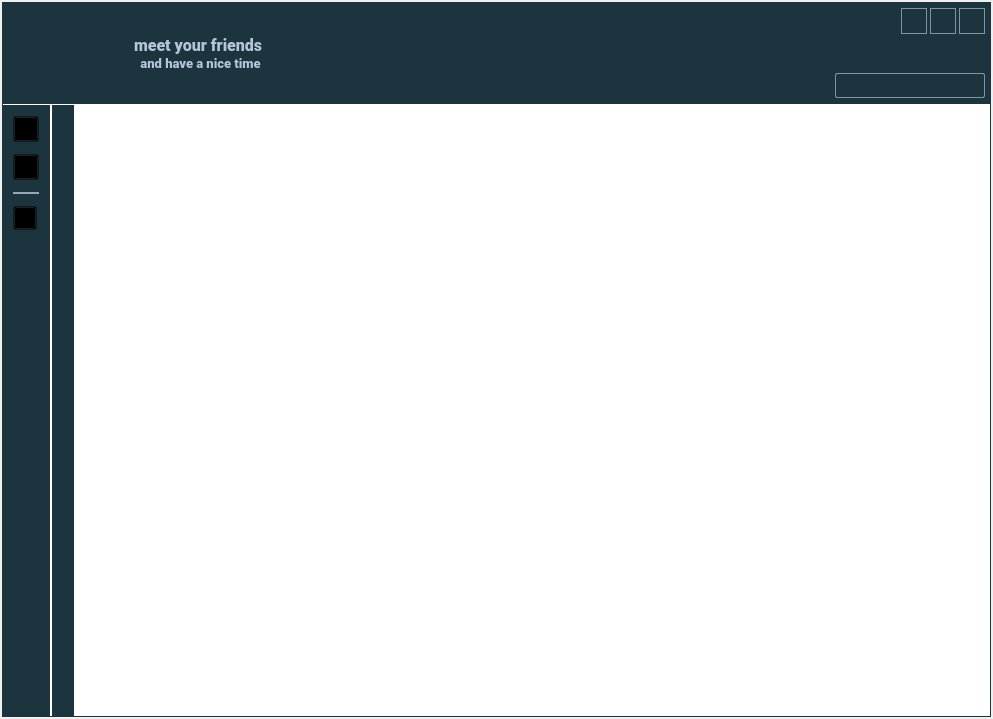
botorabi/Meet4Eat-Desktop, file src/app/gui/forms/mainwindow.ui: the form before one commit.
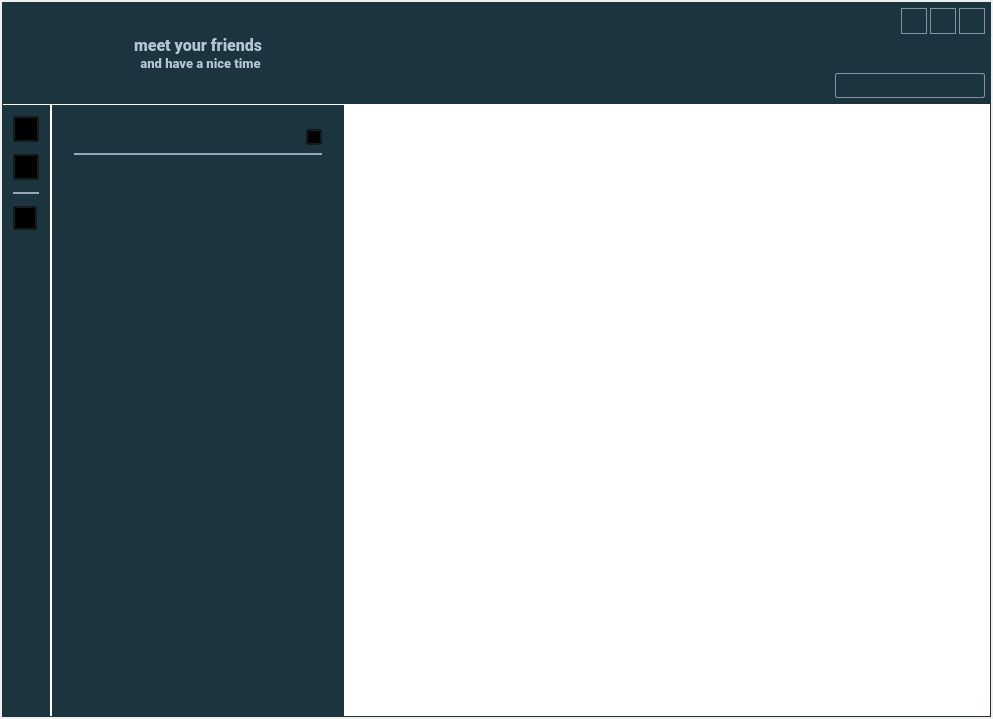
The form after the commit. Icons and pictures are not drawn.

Commit message: Desktop Clients: UI improvement

What changed in the file:
```diff
--- a/src/app/gui/forms/mainwindow.ui
+++ b/src/app/gui/forms/mainwindow.ui
@@ -586,7 +586,88 @@
   background-color: rgb(28,52,62);
 }</string>
                </property>
-               <layout class="QVBoxLayout" name="verticalLayout_10" stretch="0,1">
+               <layout class="QVBoxLayout" name="verticalLayout_10" stretch="0,0,1">
+                <item>
+                 <widget class="QWidget" name="widgetSubMenuHead" native="true">
+                  <property name="minimumSize">
+                   <size>
+                    <width>270</width>
+                    <height>30</height>
+                   </size>
+                  </property>
+                  <layout class="QVBoxLayout" name="verticalLayout_13">
+                   <item>
+                    <layout class="QVBoxLayout" name="verticalLayout_11">
+                     <item>
+                      <layout class="QHBoxLayout" name="horizontalLayout_5">
+                       <item>
+                        <spacer name="horizontalSpacer_4">
+                         <property name="orientation">
+                          <enum>Qt::Horizontal</enum>
+                         </property>
+                         <property name="sizeHint" stdset="0">
+                          <size>
+                           <width>40</width>
+                           <height>20</height>
+                          </size>
+                         </property>
+                        </spacer>
+                       </item>
+                       <item>
+                        <widget class="QPushButton" name="pushButtonNewEvent">
+                         <property name="minimumSize">
+                          <size>
+                           <width>16</width>
+                           <height>16</height>
+                          </size>
+                         </property>
+                         <property name="maximumSize">
+                          <size>
+                           <width>16</width>
+                           <height>16</height>
+                          </size>
+                         </property>
+                         <property name="styleSheet">
+                          <string notr="true">QPushButton {
+  background: transparent;
+  border-image: url(:/icon-user.png);
+}
+QPushButton:hover {
+  background-color: white;
+  border: 1px solid rgb(115, 210, 22);
+  border-radius:  4px;
+}</string>
+                         </property>
+                        </widget>
+                       </item>
+                      </layout>
+                     </item>
+                     <item>
+                      <widget class="QLabel" name="label_2">
+                       <property name="minimumSize">
+                        <size>
+                         <width>0</width>
+                         <height>2</height>
+                        </size>
+                       </property>
+                       <property name="maximumSize">
+                        <size>
+                         <width>16777215</width>
+                         <height>2</height>
+                        </size>
+                       </property>
+                       <property name="styleSheet">
+                        <string notr="true">QLabel {
+  background-color: rgb(151,167, 187);
+}</string>
+                       </property>
+                      </widget>
+                     </item>
+                    </layout>
+                   </item>
+                  </layout>
+                 </widget>
+                </item>
                 <item>
                  <widget class="QWidget" name="widgetSubMenu" native="true">
                   <property name="styleSheet">
```
The commit also changes 7 other files.
